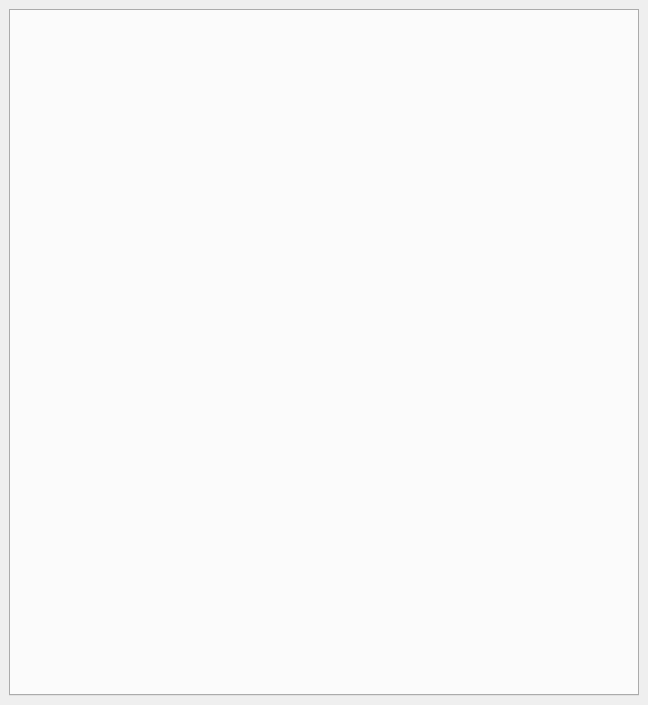
The window that designer/main_window.ui (markop404/media-downloader) describes before a commit, drawn with Qt 5.
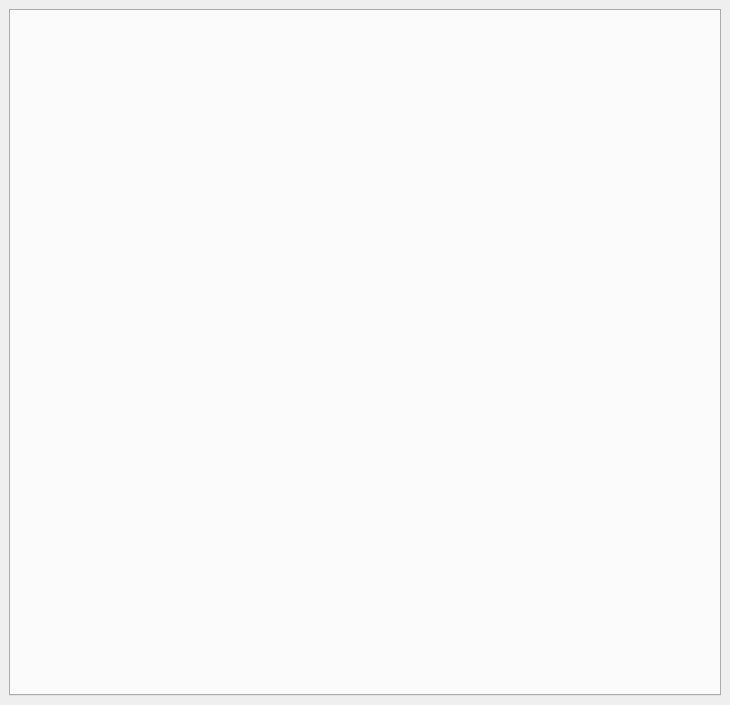
The same window after the commit. Icons and pictures are not drawn.

Diff of the .ui file:
```diff
--- a/designer/main_window.ui
+++ b/designer/main_window.ui
@@ -6,14 +6,14 @@
    <rect>
     <x>0</x>
     <y>0</y>
-    <width>648</width>
+    <width>730</width>
     <height>705</height>
    </rect>
   </property>
   <property name="minimumSize">
    <size>
-    <width>400</width>
-    <height>550</height>
+    <width>500</width>
+    <height>650</height>
    </size>
   </property>
   <property name="windowTitle">
```
